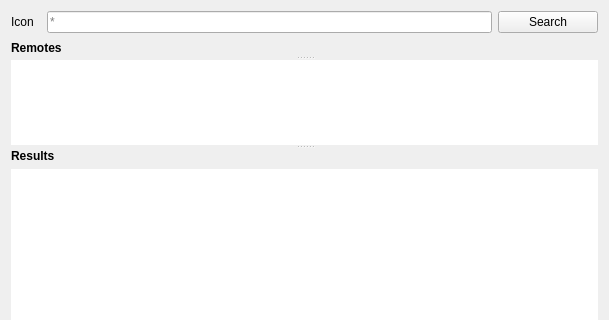
Above: src/conan_app_launcher/ui/views/conan_search/conan_search.ui from goszpeti/conan_explorer before the change; both pictures show x 0 to 609 and y 0 to 320 of the 609 by 594 pixel window. Below: the same form after it.
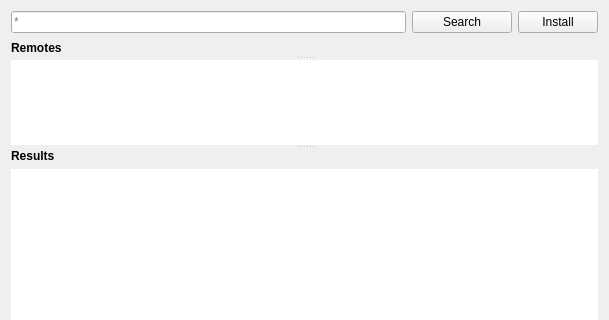
That is the form after the change. Icons and pictures are not drawn. Custom widgets are drawn as their Qt base class.

```diff
--- a/src/conan_app_launcher/ui/views/conan_search/conan_search.ui
+++ b/src/conan_app_launcher/ui/views/conan_search/conan_search.ui
@@ -15,35 +15,10 @@
   </property>
   <layout class="QVBoxLayout" name="verticalLayout">
    <item>
-    <layout class="QHBoxLayout" name="search_text_button_layout" stretch="0,1,1">
+    <layout class="QHBoxLayout" name="search_text_button_layout" stretch="1,1,0">
      <property name="sizeConstraint">
       <enum>QLayout::SetDefaultConstraint</enum>
      </property>
-     <item>
-      <widget class="QLabel" name="search_icon">
-       <property name="sizePolicy">
-        <sizepolicy hsizetype="Fixed" vsizetype="Fixed">
-         <horstretch>0</horstretch>
-         <verstretch>0</verstretch>
-        </sizepolicy>
-       </property>
-       <property name="minimumSize">
-        <size>
-         <width>30</width>
-         <height>0</height>
-        </size>
-       </property>
-       <property name="maximumSize">
-        <size>
-         <width>30</width>
-         <height>16777215</height>
-        </size>
-       </property>
-       <property name="text">
-        <string>Icon</string>
-       </property>
-      </widget>
-     </item>
      <item>
       <widget class="ConanRefLineEdit" name="search_line">
        <property name="sizePolicy">
@@ -110,6 +85,21 @@
        <property name="text">
         <string>Search</string>
        </property>
+       <property name="icon">
+        <iconset>
+         <normaloff>../../../assets/icons/search_packages.png</normaloff>../../../assets/icons/search_packages.png</iconset>
+       </property>
+      </widget>
+     </item>
+     <item>
+      <widget class="QPushButton" name="install_button">
+       <property name="text">
+        <string>Install</string>
+       </property>
+       <property name="icon">
+        <iconset>
+         <normaloff>../../../assets/icons/download_pkg.png</normaloff>../../../assets/icons/download_pkg.png</iconset>
+       </property>
       </widget>
      </item>
     </layout>
```
Left out of the diff: 3 changed lines with no effect on the pictures.
